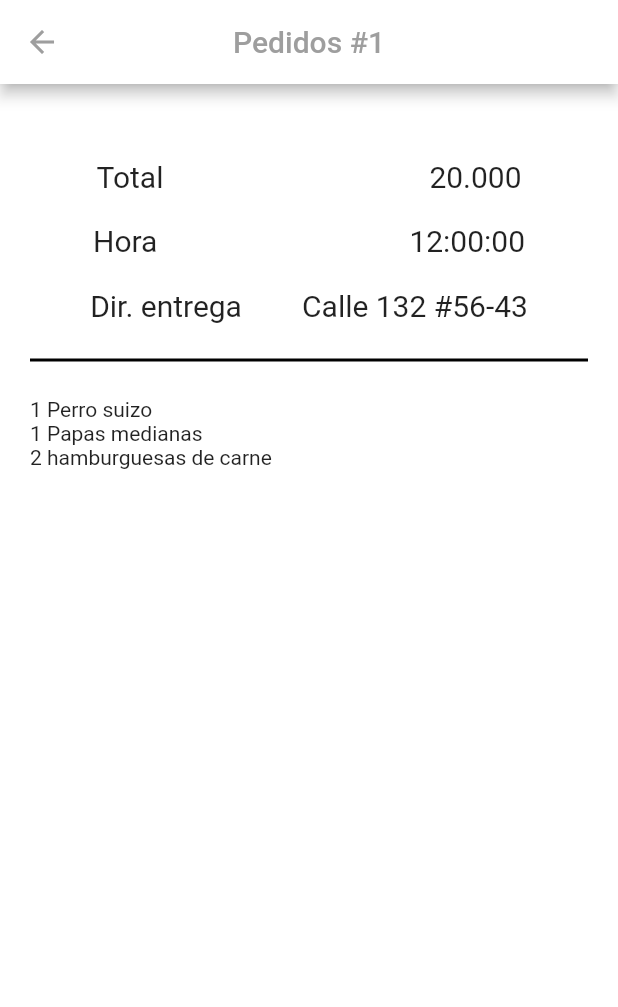
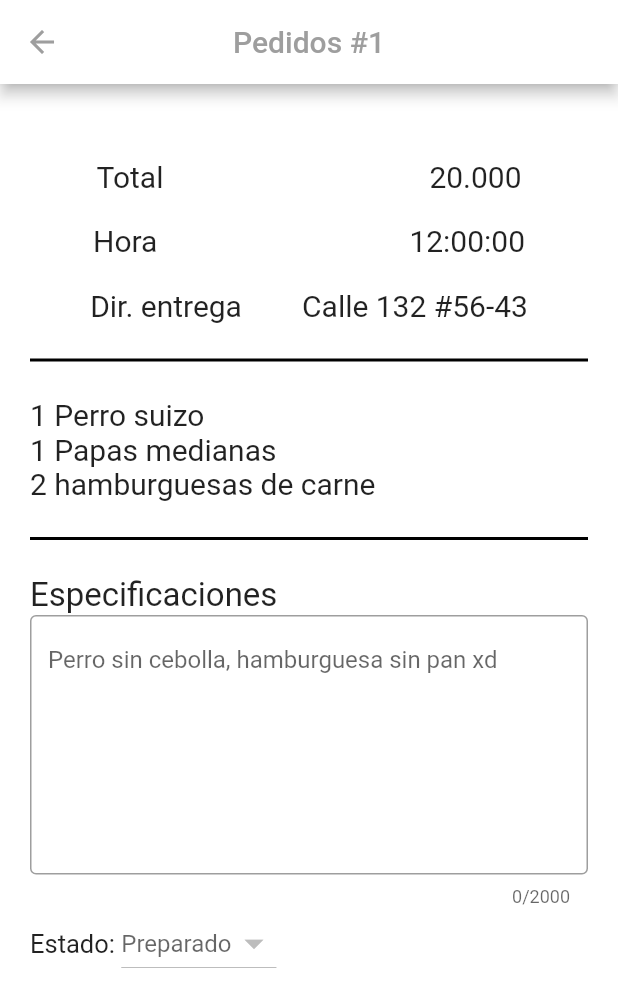
Before and after one commit to hdes26/Admin_DeliveryApp, a Flutter app: the PedidosCronologicos screen opened by its route, on a phone screen of 412 x 824 dp. Shown: the top 1007 px of the screen. Run offline on Flutter 3.47's test engine with Material 2 defaults, Android fonts, the phone set to English and light mode, and no system bars; Roboto replaces fonts that are missing (Chonburi).

Commit message:
pedidosPendiente_page terminada

```diff
--- a/lib/pages/Pedidoscronologicos_page.dart
+++ b/lib/pages/Pedidoscronologicos_page.dart
@@ -1,4 +1,5 @@
 import 'package:flutter/material.dart';
+import 'package:flutter/services.dart';
 
 class PedidosCronologicos extends StatefulWidget {
   PedidosCronologicos({Key key}) : super(key: key);
@@ -91,19 +92,42 @@ class _PedidosCronologicosState extends State<PedidosCronologicos> {
 
             Row(
               children: [
-                Text('1 Perro suizo'),
+                Text('1 Perro suizo', style: TextStyle(fontSize: 20.0),),
               ],
             ),
             Row(
               children: [
-                Text("1 Papas medianas"),
+                Text("1 Papas medianas",style: TextStyle(fontSize: 20.0),),
               ],
             ),
             Row(
               children: [
-                Text("2 hamburguesas de carne"),
+                Text("2 hamburguesas de carne",style: TextStyle(fontSize: 20.0),),
               ],
             ),
+                        Divider(
+              thickness: 2,
+              color: Colors.black,
+              height: 50.0,
+            ),
+            Row(
+              children: [
+                Text("Especificaciones", style: TextStyle(fontSize: 22.0),),
+              ],
+            ),
+            TextField(
+              keyboardType: TextInputType.multiline,
+              maxLines: 7,
+              maxLength: 2000,
+              decoration: InputDecoration(
+                border: OutlineInputBorder(),
+                hintText: 'Perro sin cebolla, hamburguesa sin pan xd',
+              ),
+            ),
+            Row(children: [
+              Text('Estado: ',style:TextStyle(fontSize: 17),),
+              DropdownButton(items: [],hint: Text('Preparado',),iconSize: 30,)
+            ],),
           ],
         ),
       ),
```
Also changed, not shown: lib/app.dart (+4 -3 lines), lib/pages/historialpedidos_page.dart (+179 -2 lines).
